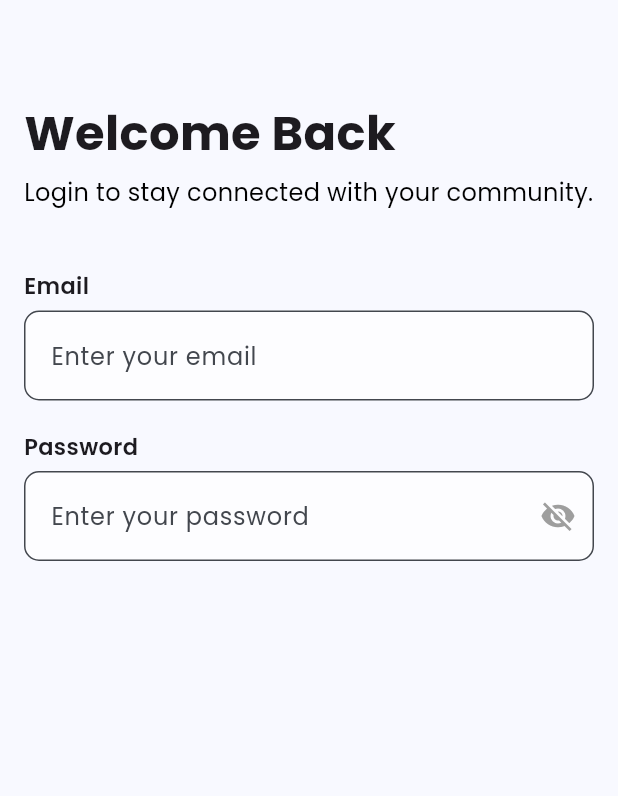
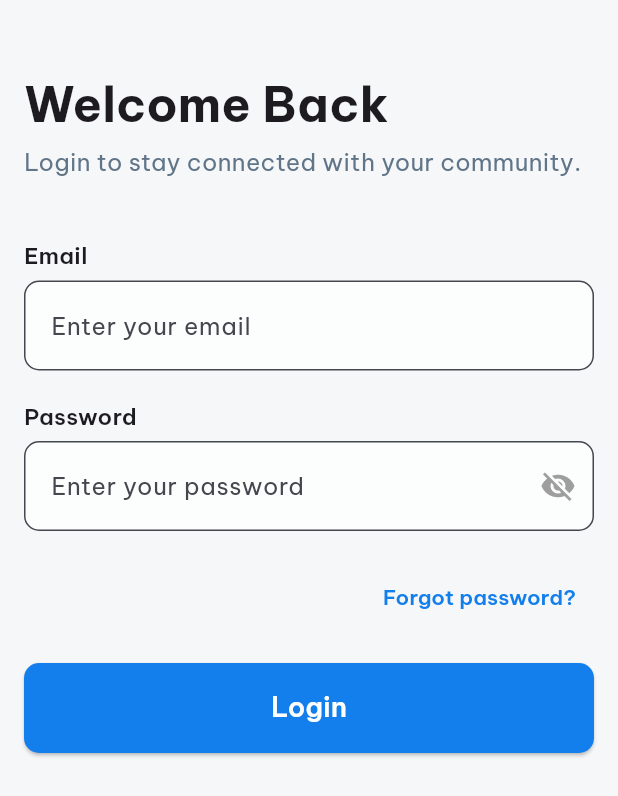
Before and after one commit to ElinorTch/mini_twitter, a Flutter app: the screen it shows after launch, on a phone screen of 412 x 824 dp. Shown: the top 796 px of the screen. Run offline on Flutter 3.47's test engine with Material 3 defaults, Android fonts, the phone set to English and light mode, and no system bars; our stand-ins replace drift, drift_flutter, firebase_core, google_fonts; missing offline and left inert: firebase_ui_auth; accounts and stored records are empty; generated files the repository leaves out were written again.

Commit message:
feat: add devtools_options.yaml and refactor LoginPage to use StatefulWidget with improved UI

```diff
--- /dev/null
+++ b/devtools_options.yaml
@@ -0,0 +1,3 @@
+description: This file stores settings for Dart & Flutter DevTools.
+documentation: https://docs.flutter.dev/tools/devtools/extensions#configure-extension-enablement-states
+extensions:
--- a/lib/main.dart
+++ b/lib/main.dart
@@ -26,9 +26,9 @@ class MyApp extends StatelessWidget {
   @override
   Widget build(BuildContext context) {
     return MaterialApp(
-      debugShowCheckedModeBanner: true,
+      debugShowCheckedModeBanner: false,
       theme: ThemeData(
-        textTheme: GoogleFonts.poppinsTextTheme(),
+        textTheme: GoogleFonts.beVietnamProTextTheme(),
         useMaterial3: true,
         colorSchemeSeed: Colors.blue,
         navigationBarTheme: NavigationBarThemeData(
--- a/lib/pages/login.dart
+++ b/lib/pages/login.dart
@@ -1,50 +1,66 @@
 import 'package:flutter/material.dart';
 import 'package:mini_twitter/components/labeled_input.dart';
 
-class LoginPage extends StatelessWidget {
+class LoginPage extends StatefulWidget {
   const LoginPage({super.key});
 
-   final bool _obscure = true;
+  @override
+  State<LoginPage> createState() => _LoginPageState();
+}
+
+class _LoginPageState extends State<LoginPage> {
+  bool _obscure = true;
+
+  final emailController = TextEditingController();
+  final passwordController = TextEditingController();
 
   @override
   Widget build(BuildContext context) {
     return Scaffold(
-      backgroundColor: Colors.grey[250],
-      body: Padding(
-        padding:  const EdgeInsets.all(16.0),
+      backgroundColor: Color(0xFFF6F7F8),
+      body: SafeArea(
+        child: SingleChildScrollView(
+          padding: const EdgeInsets.all(16),
           child: Column(
             crossAxisAlignment: CrossAxisAlignment.start,
+            mainAxisAlignment: MainAxisAlignment.start,
             children: [
-            const SizedBox(height: 50),
+              const SizedBox(height: 30),
+
               const Text(
                 'Welcome Back',
                 style: TextStyle(
                   fontSize: 32,
                   fontWeight: FontWeight.bold,
-
                 ),
               ),
+
               const SizedBox(height: 5),
+
               const Text(
                 'Login to stay connected with your community.',
                 style: TextStyle(
                   fontSize: 16,
-                color: Colors.black,
+                  color: Color(0xFF617589),
                 ),
               ),
+
               const SizedBox(height: 40),
+
               LabeledInput(
                 label: 'Email',
                 hint: 'Enter your email',
-              controller: TextEditingController(),
+                controller: emailController,
                 keyboardType: TextInputType.emailAddress,
               ),
+
               const SizedBox(height: 20),
+
               LabeledInput(
                 label: 'Password',
                 hint: 'Enter your password',
                 obscure: _obscure,
-              controller: TextEditingController(),
+                controller: passwordController,
                 keyboardType: TextInputType.text,
                 iconButton: IconButton(
                   icon: Icon(
@@ -58,8 +74,47 @@ class LoginPage extends StatelessWidget {
                   },
                 ),
               ),
-          ]
+
+              const SizedBox(height: 20),
+
+              Align(
+                alignment: Alignment.centerRight,
+                child: TextButton(
+                  onPressed: () {
+                    print('forgot password pressed');
+                  },
+                  child: const Text(
+                    "Forgot password?",
+                    style: TextStyle(
+                      color: Color(0xFF137FEC),
+                      fontWeight: FontWeight.w600,
                     ),
-    ));
+                  ),
+                )
+              ),
+
+              const SizedBox(height: 20),
+
+              ElevatedButton(
+                onPressed: () {
+                  print('Login pressed');
+                },
+                style: ElevatedButton.styleFrom(
+                  backgroundColor: Color(0xFF137FEC),
+                  minimumSize: const Size.fromHeight(60),
+                  shape: RoundedRectangleBorder(
+                    borderRadius: BorderRadius.circular(10),
+                  ),
+                ),
+                child: const Text(
+                  'Login',
+                  style: TextStyle(fontSize: 18, color: Colors.white, fontWeight: FontWeight.w600),
+                ),
+              ),
+            ],
+          ),
+        ),
+      )
+    );
   }
 }
```
Lines whose indentation alone changed are shown as unchanged.
